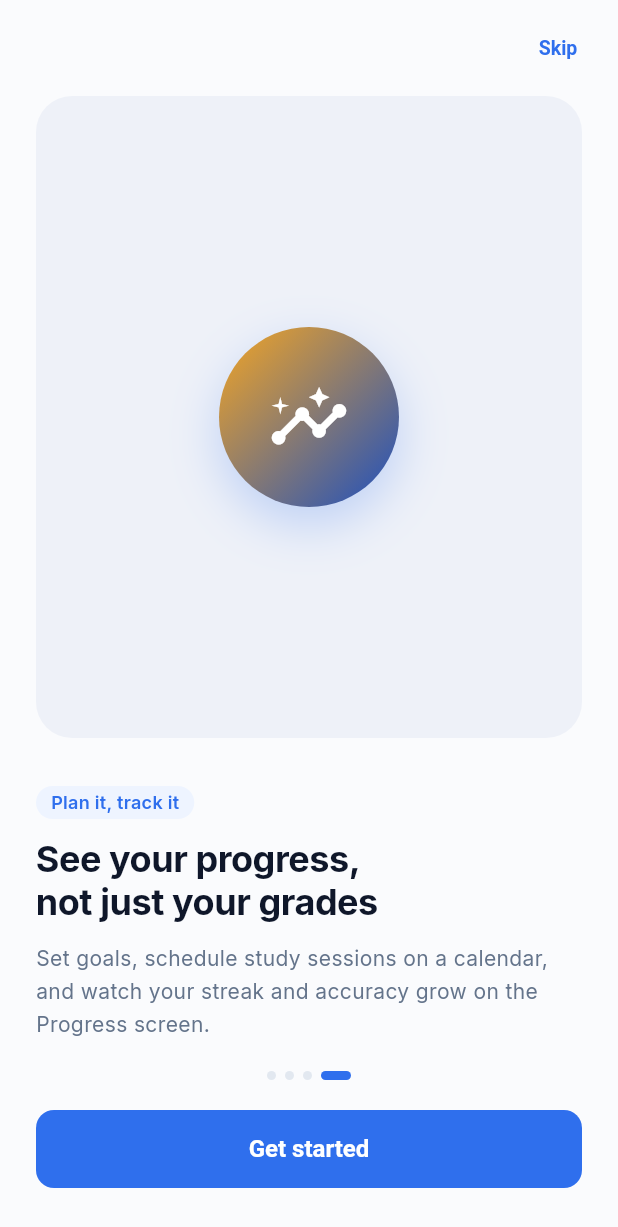
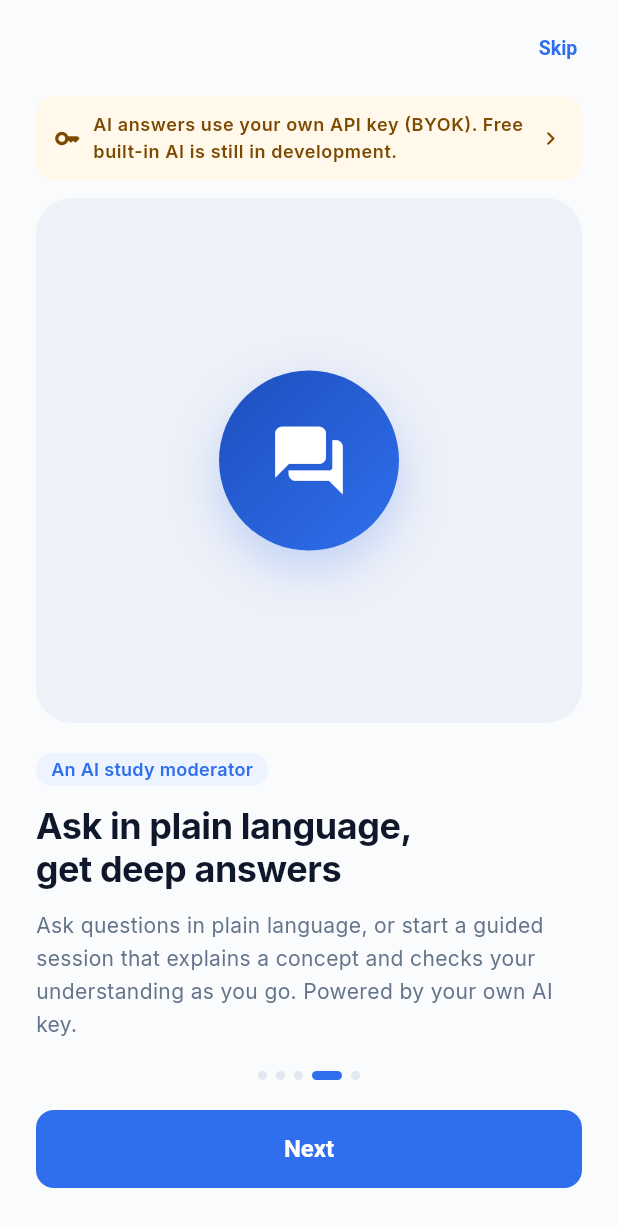
Before and after one commit to kuhanimkuu/study_app, a Flutter app: the FeatureIntroScreen screen opened directly with empty values, swiped to page 4, on a phone screen of 412 x 824 dp. Shown: the top 1227 px of the screen. Run offline on Flutter 3.47's test engine with Material 3 defaults, Android fonts, the phone set to English and light mode, and no system bars; our stand-ins replace file_picker, fl_chart, flutter_secure_storage, google_sign_in, image_picker, open_filex and 3 more; missing offline and left inert: cryptography, flutter_math_fork; accounts and stored records are empty; network calls fail.

Commit message:
State up front that AI answers use the student's own key (BYOK)
- Intro: banner on every page plus a "Bring your own AI key" page
  (providers, where to add the key, key stays encrypted on the phone,
  free built-in AI still in development)
- Intro pages scroll their text instead of overflowing small phones
- Profile marks the local model "In development"; the no-key chat
  message no longer reads like an outage

Co-Authored-By: Claude Opus 5.5 <noreply@anthropic.com>

```diff
--- a/frontend/lib/features/account/presentation/screens/account_screen.dart
+++ b/frontend/lib/features/account/presentation/screens/account_screen.dart
@@ -424,7 +424,7 @@ class _AccountScreenState extends State<AccountScreen> {
                 Column(
                   children: [
                     for (final option in const [
-                      (id: 'local', name: 'Local model', sub: 'Free, on the server — no key needed'),
+                      (id: 'local', name: 'Local model', sub: 'In development — not available yet'),
                       (id: 'hosted', name: 'Study OS Hosted', sub: 'Pay-as-you-go — no key needed'),
                       (id: 'anthropic', name: 'Anthropic Claude', sub: 'Bring your own key'),
                       (id: 'openai', name: 'OpenAI GPT', sub: 'Bring your own key'),
--- a/frontend/lib/features/chat/presentation/widgets/blocks/model_unavailable_block.dart
+++ b/frontend/lib/features/chat/presentation/widgets/blocks/model_unavailable_block.dart
@@ -39,7 +39,7 @@ class ModelUnavailableBlockView extends StatelessWidget {
   @override
   Widget build(BuildContext context) {
     final theme = Theme.of(context);
-    final message = block['message']?.toString() ?? 'The free local AI model is currently unavailable.';
+    final message = block['message']?.toString() ?? 'Free built-in AI is still in development. Add your own AI key to get answers.';
     final suggestedBackend = block['suggested_backend']?.toString();
     final suggestedModel = block['suggested_model']?.toString();
     // Present when the *free* local model failed (BYOK is a fresh
--- a/frontend/lib/features/intro/presentation/screens/feature_intro_screen.dart
+++ b/frontend/lib/features/intro/presentation/screens/feature_intro_screen.dart
@@ -34,6 +34,20 @@ class _FeatureIntroScreenState extends State<FeatureIntroScreen> {
           'Study OS tracks your mastery of every concept and schedules reviews with spaced repetition (FSRS) — so you revisit things right before you\'d forget them.',
       gradient: StudyOsColors.brandGradient,
     ),
+    // Said plainly up front (2026-10-19): AI answers need the student's own
+    // key for now — the free local model isn't available yet.
+    _IntroPage(
+      tag: 'Bring your own AI key',
+      icon: Icons.key_rounded,
+      title: 'AI answers use\nyour own AI key',
+      description:
+          'Study OS connects to an AI provider you choose: DeepSeek, OpenAI or Anthropic (Claude). '
+          'Add your API key in Profile → AI model after you sign up; you pay the provider directly for what you use. '
+          'Your key is stored encrypted on this phone and is used only for your own questions.',
+      note: 'Free built-in AI (no key needed) is still in development and not available yet. '
+          'Your own flashcards, notes, study plans and progress tracking work without a key.',
+      gradient: LinearGradient(colors: [StudyOsColors.primary, StudyOsColors.amber], begin: Alignment.topLeft, end: Alignment.bottomRight),
+    ),
     _IntroPage(
       tag: 'Practice your way',
       icon: Icons.style_rounded,
@@ -47,7 +61,8 @@ class _FeatureIntroScreenState extends State<FeatureIntroScreen> {
       icon: Icons.forum_rounded,
       title: 'Ask in plain language,\nget deep answers',
       description:
-          'Ask questions in plain language, or start a guided session that explains a concept and checks your understanding as you go.',
+          'Ask questions in plain language, or start a guided session that explains a concept and checks your understanding as you go. '
+          'Powered by your own AI key.',
       gradient: LinearGradient(colors: [StudyOsColors.primaryDark, StudyOsColors.primary], begin: Alignment.topLeft, end: Alignment.bottomRight),
     ),
     _IntroPage(
@@ -59,6 +74,9 @@ class _FeatureIntroScreenState extends State<FeatureIntroScreen> {
       gradient: LinearGradient(colors: [StudyOsColors.amber, StudyOsColors.primaryDark], begin: Alignment.topLeft, end: Alignment.bottomRight),
     ),
   ];
+
+  /// Index of the "Bring your own AI key" page — the banner jumps there.
+  static const _byokPage = 1;
 
   @override
   void dispose() {
@@ -95,6 +113,9 @@ class _FeatureIntroScreenState extends State<FeatureIntroScreen> {
                 padding: const EdgeInsets.all(8),
                 child: TextButton(onPressed: _finish, child: const Text('Skip')),
               ),
+            ),
+            _ByokBanner(
+              onTap: () => _pageController.animateToPage(_byokPage, duration: const Duration(milliseconds: 300), curve: Curves.easeInOut),
             ),
             Expanded(
               child: PageView.builder(
@@ -138,55 +159,63 @@ class _FeatureIntroScreenState extends State<FeatureIntroScreen> {
 
   Widget _buildPage(BuildContext context, _IntroPage page) {
     final theme = Theme.of(context);
+    // The text takes what it needs, up to ~2/3 of the height (scrolling
+    // beyond that), and the illustration shrinks into the rest — the BYOK
+    // page's longer copy overflowed a small phone by 340 px otherwise.
     return Padding(
       padding: const EdgeInsets.symmetric(horizontal: 24),
-      child: Column(
+      child: LayoutBuilder(
+        builder: (context, constraints) => Column(
           children: [
             Expanded(
               child: Container(
                 width: double.infinity,
-              margin: const EdgeInsets.only(bottom: 32),
-              padding: const EdgeInsets.all(24),
-              decoration: BoxDecoration(
-                color: theme.colorScheme.surfaceContainerHighest,
-                borderRadius: BorderRadius.circular(24),
-              ),
+                margin: const EdgeInsets.only(bottom: 20),
+                padding: const EdgeInsets.all(16),
+                decoration: BoxDecoration(color: theme.colorScheme.surfaceContainerHighest, borderRadius: BorderRadius.circular(24)),
                 child: Center(
+                  child: FittedBox(
                     child: Container(
                       width: 120,
                       height: 120,
                       decoration: BoxDecoration(
                         gradient: page.gradient,
                         shape: BoxShape.circle,
-                    boxShadow: [BoxShadow(color: StudyOsColors.primary.withValues(alpha: 0.25), blurRadius: 28, offset: const Offset(0, 12))],
+                        boxShadow: [
+                          BoxShadow(color: StudyOsColors.primary.withValues(alpha: 0.25), blurRadius: 28, offset: const Offset(0, 12)),
+                        ],
                       ),
                       child: Icon(page.icon, size: 54, color: Colors.white),
                     ),
                   ),
                 ),
               ),
+            ),
+            ConstrainedBox(
+              constraints: BoxConstraints(maxHeight: constraints.maxHeight * 0.65),
+              child: SingleChildScrollView(child: _buildPageText(theme, page)),
+            ),
+          ],
+        ),
+      ),
+    );
+  }
+
+  Widget _buildPageText(ThemeData theme, _IntroPage page) {
+    return Column(
+      children: [
         Align(
           alignment: Alignment.centerLeft,
           child: Container(
             padding: const EdgeInsets.symmetric(horizontal: 10, vertical: 3),
-              decoration: BoxDecoration(
-                color: theme.colorScheme.primaryContainer,
-                borderRadius: BorderRadius.circular(20),
-              ),
-              child: Text(
-                page.tag,
-                style: theme.textTheme.labelMedium?.copyWith(color: theme.colorScheme.primary, letterSpacing: 0.2),
-              ),
+            decoration: BoxDecoration(color: theme.colorScheme.primaryContainer, borderRadius: BorderRadius.circular(20)),
+            child: Text(page.tag, style: theme.textTheme.labelMedium?.copyWith(color: theme.colorScheme.primary, letterSpacing: 0.2)),
           ),
         ),
         const SizedBox(height: 12),
         Align(
           alignment: Alignment.centerLeft,
-            child: Text(
-              page.title,
-              textAlign: TextAlign.left,
-              style: theme.textTheme.displaySmall,
-            ),
+          child: Text(page.title, textAlign: TextAlign.left, style: theme.textTheme.displaySmall),
         ),
         const SizedBox(height: 12),
         Align(
@@ -197,8 +226,28 @@ class _FeatureIntroScreenState extends State<FeatureIntroScreen> {
             style: theme.textTheme.bodyMedium?.copyWith(color: theme.colorScheme.onSurfaceVariant, height: 1.6),
           ),
         ),
+        if (page.note != null) ...[
+          const SizedBox(height: 12),
+          Container(
+            width: double.infinity,
+            padding: const EdgeInsets.all(12),
+            decoration: BoxDecoration(color: theme.colorScheme.tertiaryContainer, borderRadius: BorderRadius.circular(12)),
+            child: Row(
+              crossAxisAlignment: CrossAxisAlignment.start,
+              children: [
+                Icon(Icons.construction_rounded, size: 18, color: theme.colorScheme.onTertiaryContainer),
+                const SizedBox(width: 8),
+                Expanded(
+                  child: Text(
+                    page.note!,
+                    style: theme.textTheme.bodySmall?.copyWith(color: theme.colorScheme.onTertiaryContainer, height: 1.4),
+                  ),
+                ),
               ],
             ),
+          ),
+        ],
+      ],
     );
   }
 
@@ -225,6 +274,7 @@ class _IntroPage {
     required this.title,
     required this.description,
     required this.gradient,
+    this.note,
   });
 
   final String tag;
@@ -232,4 +282,48 @@ class _IntroPage {
   final String title;
   final String description;
   final Gradient gradient;
+
+  /// A highlighted caveat under the description (e.g. "in development").
+  final String? note;
 }
+
+/// Shown above every intro page, so even a student who taps Skip on the
+/// first page knows AI answers need their own key. Tapping it opens the
+/// page that explains how.
+class _ByokBanner extends StatelessWidget {
+  const _ByokBanner({required this.onTap});
+
+  final VoidCallback onTap;
+
+  @override
+  Widget build(BuildContext context) {
+    final theme = Theme.of(context);
+    return Padding(
+      padding: const EdgeInsets.fromLTRB(24, 0, 24, 12),
+      child: Material(
+        color: theme.colorScheme.secondaryContainer,
+        borderRadius: BorderRadius.circular(12),
+        child: InkWell(
+          borderRadius: BorderRadius.circular(12),
+          onTap: onTap,
+          child: Padding(
+            padding: const EdgeInsets.symmetric(horizontal: 12, vertical: 10),
+            child: Row(
+              children: [
+                Icon(Icons.key_rounded, size: 18, color: theme.colorScheme.onSecondaryContainer),
+                const SizedBox(width: 8),
+                Expanded(
+                  child: Text(
+                    'AI answers use your own API key (BYOK). Free built-in AI is still in development.',
+                    style: theme.textTheme.bodySmall?.copyWith(color: theme.colorScheme.onSecondaryContainer, fontWeight: FontWeight.w600),
+                  ),
+                ),
+                Icon(Icons.chevron_right_rounded, size: 18, color: theme.colorScheme.onSecondaryContainer),
+              ],
+            ),
+          ),
+        ),
+      ),
+    );
+  }
+}
```
Also changed, not shown: 5 other files. Lines whose indentation alone changed are shown as unchanged.
